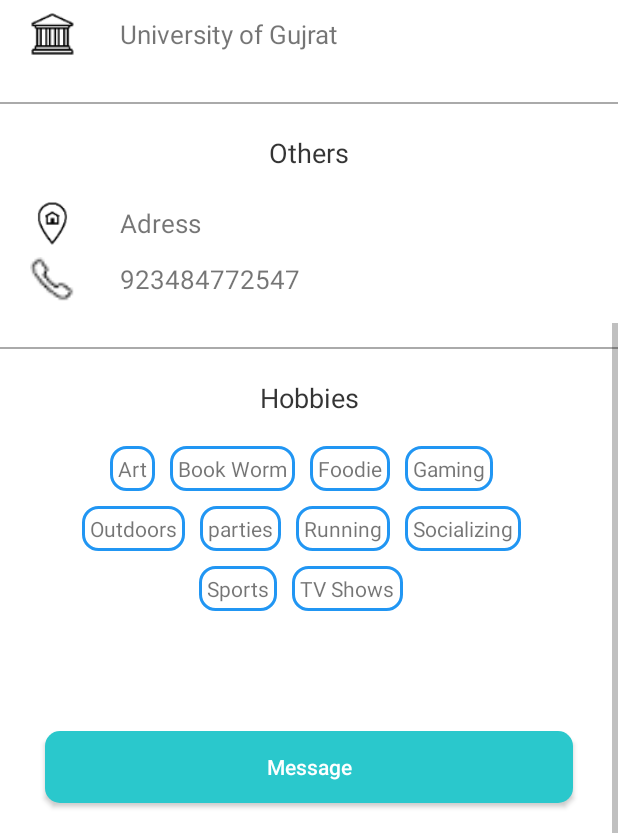
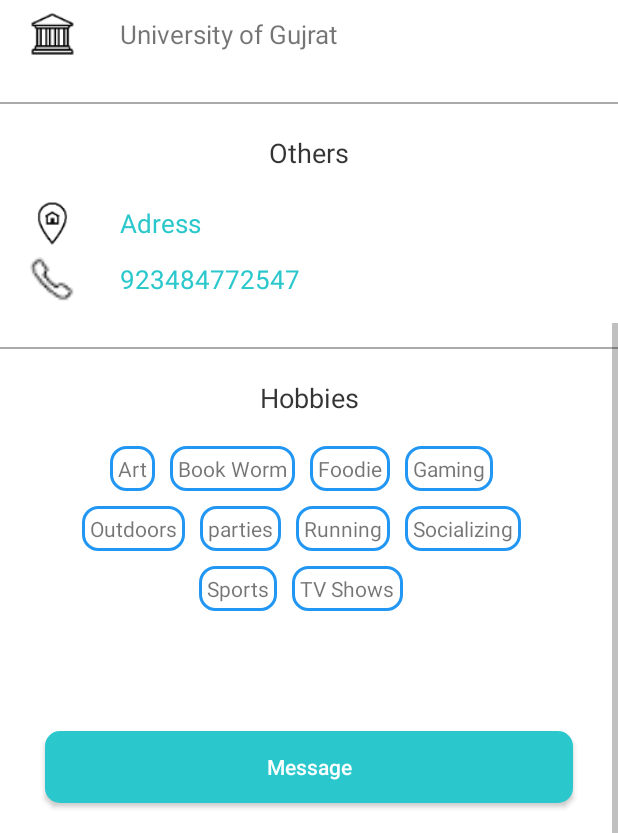
Before and after one commit to M-Asad-Chattha/Student_Hub_FYP, an Android app: the FindRoomProfileActivity screen opened directly, with no data from a screen before it, scrolled down 967 dp, on a phone screen of 412 x 824 dp, the part 403-1236 px from its top. Run offline under Robolectric (Android 15) with nearby library versions, the phone set to English and light mode, and no system bars; our stand-ins replace Firebase (no records; nobody signed in at launch, a user with empty details on screens opened directly); pictures from the network do not load; 20 statements that could not run were skipped.

Commit message:
Profile error solved

```diff
--- a/app/src/main/java/com/achba/studenthub/ProfileActivity.java
+++ b/app/src/main/java/com/achba/studenthub/ProfileActivity.java
@@ -57,7 +57,7 @@ public class ProfileActivity extends AppCompatActivity {
 
         mName=findViewById(R.id.name);
         profileImg = findViewById(R.id.profileImg);
-        mBio=findViewById(R.id.bio);
+        mBio=findViewById(R.id.description);
         mProgram=findViewById(R.id.tv_firstProgram);
         mSemester =findViewById(R.id.tv_secondSemester);
         mSection=findViewById(R.id.tv_secondSection);
@@ -175,7 +175,8 @@ public class ProfileActivity extends AppCompatActivity {
                     String section = dataSnapshot.child("section").getValue(String.class);
                     String campus = dataSnapshot.child("campus").getValue(String.class);
 
-                    mName.setText(name);mBio.setText(bio);
+                    mName.setText(name);
+                    mBio.setText(bio);
                     mProgram.setText("Studies "+program+" at ");
                     mSemester.setText(semester);
                     mSection.setText(section);
--- a/app/src/main/java/com/achba/studenthub/TimetableActivity.java
+++ b/app/src/main/java/com/achba/studenthub/TimetableActivity.java
@@ -56,7 +56,8 @@ public class TimetableActivity extends AppCompatActivity {
             public void onDataChange(DataSnapshot dataSnapshot) {
                 String name = dataSnapshot.child("name").getValue(String.class);
                 String program = dataSnapshot.child("program").getValue(String.class);
-                String semester = dataSnapshot.child("semester").getValue(String.class);
+//                String semester = dataSnapshot.child("semester").getValue(String.class);
+                String semester = "1";
                 String section = dataSnapshot.child("section").getValue(String.class);
                 String campus = dataSnapshot.child("campus").getValue(String.class);
 
--- a/app/src/main/res/drawable/background_pre_splash.xml
+++ b/app/src/main/res/drawable/background_pre_splash.xml
@@ -2,9 +2,9 @@
 <layer-list xmlns:android="http://schemas.android.com/apk/res/android">
 
     <item
-        android:drawable="@drawable/white_texture"/>
+        android:drawable="@drawable/pre_splash"/>
 
-    <item>
+    <!--<item>
         <bitmap
             android:gravity="center"
             android:src="@drawable/ic_book_large_web"/>
@@ -13,6 +13,6 @@
     <item
         android:top="500dp"
         android:gravity="center_horizontal"
-        android:drawable="@drawable/splash_txt" />
+        android:drawable="@drawable/splash_txt" />-->
 
 </layer-list>
--- a/app/src/main/res/layout/activity_find_room_profile.xml
+++ b/app/src/main/res/layout/activity_find_room_profile.xml
@@ -607,6 +607,8 @@
                         android:autoLink="map"
                         android:ellipsize="end"
                         android:singleLine="true"
+                        android:textColor="@color/colorBrand"
+                        android:onClick="onClickNumber"
                         android:text="Adress"
                         android:textSize="17sp" />
                 </RelativeLayout>
@@ -634,7 +636,8 @@
                         android:autoLink="phone"
                         android:ellipsize="end"
                         android:singleLine="true"
-                        android:linksClickable="true"
+                        android:textColor="@color/colorBrand"
+                        android:onClick="onClickNumber"
                         android:text="923484772547"
                         android:textSize="17sp" />
                 </RelativeLayout>
--- a/app/src/main/res/layout/activity_post_room_1.xml
+++ b/app/src/main/res/layout/activity_post_room_1.xml
@@ -180,10 +180,8 @@
                     android:layout_alignParentEnd="true"
                     android:layout_centerVertical="true"
                     android:background="@drawable/rounded_button_stroke"
-                    android:clickable="true"
                     android:hint="e.g.Google"
                     android:maxLines="1"
-                    android:onClick="onClickBirthday"
                     android:padding="10dp" />
             </RelativeLayout>
 
```
Also changed, not shown: app/src/main/java/com/achba/studenthub/Conveyance/FindConveyanceProfileActivity.java (+15 -1 lines), app/src/main/java/com/achba/studenthub/RoommateFinder/FindRoomProfileActivity.java (+9 -1 lines), app/src/main/res/layout/activity_find_conveyance_profile.xml (+16 -1 lines), app/src/main/res/drawable-xxxhdpi/pre_splash.jpg (added).
